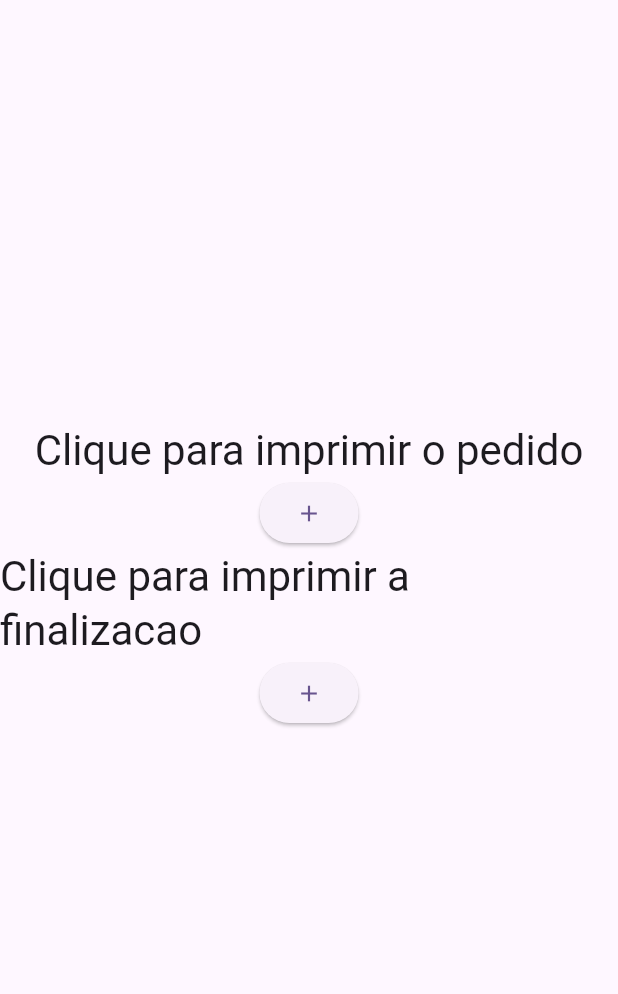
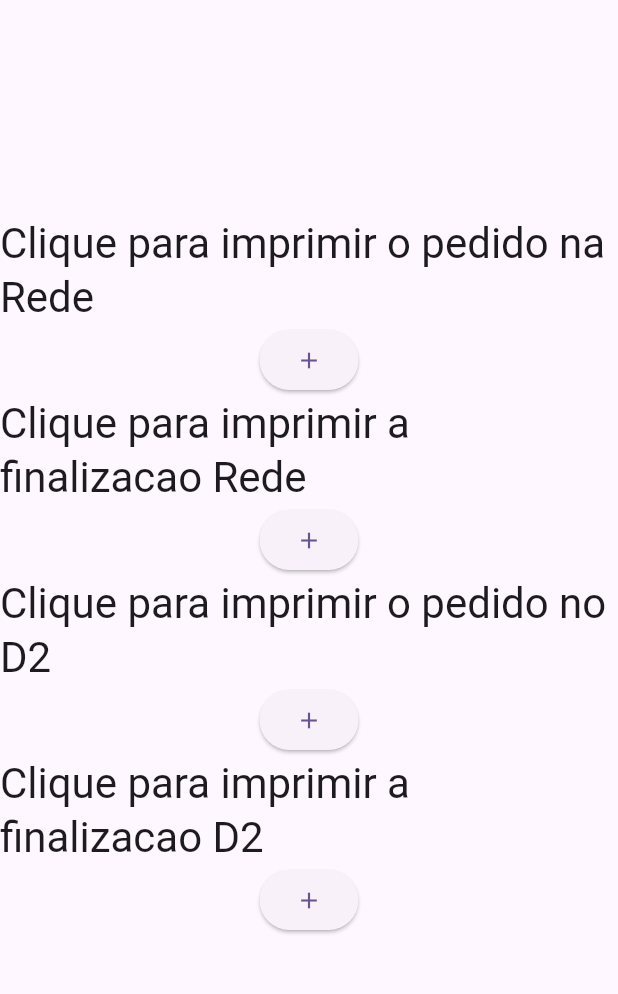
Before and after one commit to WilckerNeckel/thermal-printer-integration, a Flutter app: the screen it shows after launch, on a phone screen of 412 x 824 dp, the part 84-1078 px from its top. Run offline on Flutter 3.47's test engine with Material 3 defaults, Android fonts, the phone set to English and light mode, and no system bars; our stand-ins replace diacritic; missing offline and left inert: esc_pos_printer, esc_pos_utils, sunmi_printerx.

Commit message:
fix: minor adjustments

```diff
--- a/lib/impressora/adapter/network_printer.dart
+++ b/lib/impressora/adapter/network_printer.dart
@@ -23,6 +23,7 @@ class NetWorkPrinterAdapter implements ThermalPrinter {
   List<int> createNewPrinting() {
     List<int> newPrinting = [];
     newPrinting += _generator.reset();
+
     return newPrinting;
   }
 
@@ -38,10 +39,6 @@ class NetWorkPrinterAdapter implements ThermalPrinter {
 
   @override
   Future<void> printText(String text, PosStyles styles) async {
-    // final printer = _getPrinter();
-    // final translatedAlign = _translatePrinterXAlignment(align);
-    // await printer.printText(text, bold: bold, align: translatedAlign);
-
     final printer = await _getPrinter();
     final PosPrintResult res = await printer.connect(
       "192.168.1.14",
--- a/lib/impressora/utils/FlexEscPosTable.dart
+++ b/lib/impressora/utils/FlexEscPosTable.dart
@@ -21,7 +21,8 @@ class EscPosFlexTable {
     this.overrideCpl80,
   });
 
-  int get totalUnits => (paperSize == PaperSize.mm58) ? 12 : 24;
+  // int get totalUnits => (paperSize == PaperSize.mm58) ? 12 : 24;
+  int get totalUnits => 12;
 
   int get baseCpl {
     if (paperSize == PaperSize.mm58) return overrideCpl58 ?? defaultCpl58;
@@ -129,7 +130,8 @@ class EscPosFlexTable {
             text: lineText,
             width: c.units,
             styles: c.styles.copyWith(
-              height: PosTextSize.size1,
+              // height: PosTextSize.size1,
+              // width: PosTextSize.size1,
               // width multiplier should be set via styles if you’re using it;
               // many esc_pos utils use styles.height/width for scaling.
               // Here we assume width scaling is handled in styles,
--- a/lib/main.dart
+++ b/lib/main.dart
@@ -3,6 +3,8 @@ import 'package:app/impressora/adapter/sumni_printer_initializer.dart';
 import 'package:app/impressora/example/venda_mesa_entity.dart';
 import 'package:app/impressora/service/mesa_finish_print_service.dart';
 import 'package:app/impressora/service/mesa_order_print_service.dart';
+import 'package:app/impressora/utils/flex_col.dart';
+import 'package:esc_pos_utils/esc_pos_utils.dart';
 import 'package:flutter/material.dart';
 
 void main() async {
@@ -200,6 +202,16 @@ class _MyHomePageState extends State<MyHomePage> {
   final orderNetWorkPrinter = MesaOrderPrintService(printer: networkPrinter);
   final finishNetWorkPrinter = MesaFinishPrintService(printer: networkPrinter);
 
+  Future<void> _printPedidoSunmi() async {
+    // await orderSumniPrinter.printe(vendaMock);
+    await orderSumniPrinter.printe(vendaMock);
+  }
+
+  Future<void> _printFinalizacaoSunmi() async {
+    // await finishSumniPrinter.print(vendaMock);
+    await finishSumniPrinter.print(vendaMock);
+  }
+
   Future<void> _printPedido() async {
     // await orderSumniPrinter.printe(vendaMock);
     await orderNetWorkPrinter.printe(vendaMock);
@@ -208,6 +220,24 @@ class _MyHomePageState extends State<MyHomePage> {
   Future<void> _printFinalizacao() async {
     // await finishSumniPrinter.print(vendaMock);
     await finishNetWorkPrinter.print(vendaMock);
+    // await networkPrinter.test();
+
+    // List<int> bytes = networkPrinter.createNewPrinting();
+
+    // bytes += networkPrinter.addRow([
+    //   FlexCol(
+    //     text: '1234567890' * 10,
+    //     units: 12,
+    //     maxLines: 2,
+    //     styles: const PosStyles(
+    //       width: PosTextSize.size1,
+    //       height: PosTextSize.size1,
+    //       fontType: PosFontType.fontA,
+    //     ),
+    //   ),
+    // ]);
+    // bytes += networkPrinter.addCutPaper();
+    // await networkPrinter.sendPrint(bytes);
   }
 
   @override
@@ -222,16 +252,32 @@ class _MyHomePageState extends State<MyHomePage> {
           mainAxisAlignment: MainAxisAlignment.center,
           children: <Widget>[
             Text(
-              'Clique para imprimir o pedido',
+              'Clique para imprimir o pedido na Rede',
               style: Theme.of(context).textTheme.headlineMedium,
             ),
             ElevatedButton(onPressed: _printPedido, child: Icon(Icons.add)),
             Text(
-              'Clique para imprimir a finalizacao',
+              'Clique para imprimir a finalizacao Rede',
               style: Theme.of(context).textTheme.headlineMedium,
             ),
             ElevatedButton(
               onPressed: _printFinalizacao,
+              child: Icon(Icons.add),
+            ),
+            Text(
+              'Clique para imprimir o pedido no D2',
+              style: Theme.of(context).textTheme.headlineMedium,
+            ),
+            ElevatedButton(
+              onPressed: _printPedidoSunmi,
+              child: Icon(Icons.add),
+            ),
+            Text(
+              'Clique para imprimir a finalizacao D2',
+              style: Theme.of(context).textTheme.headlineMedium,
+            ),
+            ElevatedButton(
+              onPressed: _printFinalizacaoSunmi,
               child: Icon(Icons.add),
             ),
           ],
```
